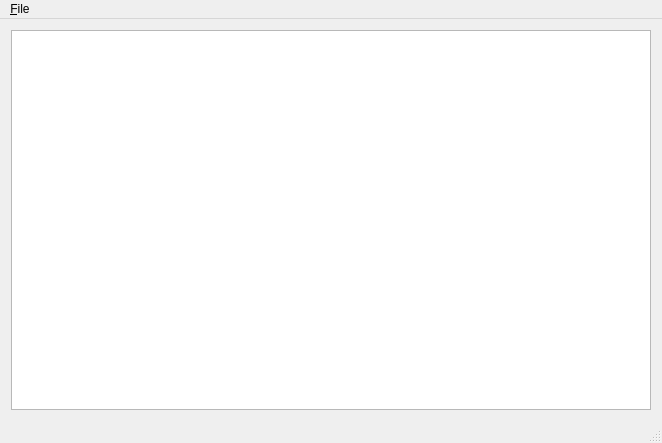
Qt form MIPS-editor/mainwindow.ui (jxwufan/MIPS-editor) before a commit.
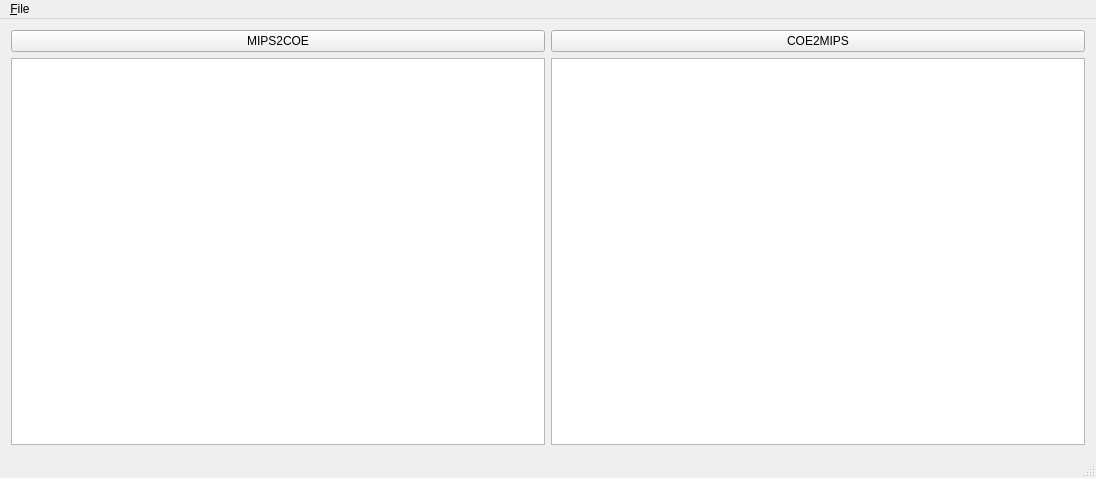
The same form after that commit.

Patch:
```diff
--- a/MIPS-editor/mainwindow.ui
+++ b/MIPS-editor/mainwindow.ui
@@ -6,8 +6,8 @@
    <rect>
     <x>0</x>
     <y>0</y>
-    <width>662</width>
-    <height>443</height>
+    <width>1096</width>
+    <height>478</height>
    </rect>
   </property>
   <property name="windowTitle">
@@ -16,7 +16,32 @@
   <widget class="QWidget" name="centralWidget">
    <layout class="QGridLayout" name="gridLayout">
     <item row="0" column="0">
-     <widget class="QPlainTextEdit" name="plainTextEdit"/>
+     <layout class="QHBoxLayout" name="horizontalLayout">
+      <item>
+       <widget class="QPushButton" name="toCOEButton">
+        <property name="text">
+         <string>MIPS2COE</string>
+        </property>
+       </widget>
+      </item>
+      <item>
+       <widget class="QPushButton" name="toMIPSButton">
+        <property name="text">
+         <string>COE2MIPS</string>
+        </property>
+       </widget>
+      </item>
+     </layout>
+    </item>
+    <item row="1" column="0">
+     <layout class="QHBoxLayout" name="horizontalLayout_2">
+      <item>
+       <widget class="QPlainTextEdit" name="plainTextEdit"/>
+      </item>
+      <item>
+       <widget class="QPlainTextEdit" name="outputEdit"/>
+      </item>
+     </layout>
     </item>
    </layout>
   </widget>
@@ -25,8 +50,8 @@
     <rect>
      <x>0</x>
      <y>0</y>
-     <width>662</width>
-     <height>22</height>
+     <width>1096</width>
+     <height>27</height>
     </rect>
    </property>
    <widget class="QMenu" name="menuFile">
```
